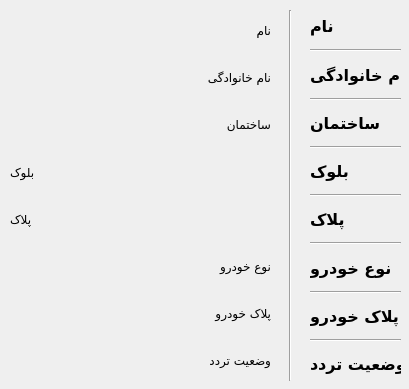
Old version of the form gui/residentView.ui in the repository oaacUis/tesis-colombian-plate-recognition.
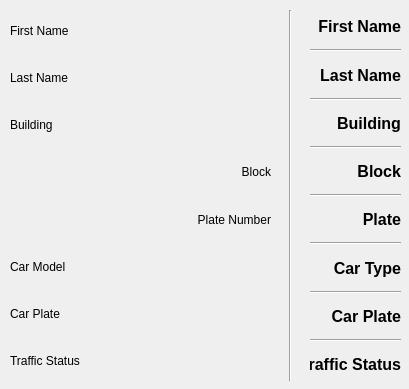
New version of the form.

```diff
--- a/gui/residentView.ui
+++ b/gui/residentView.ui
@@ -31,14 +31,14 @@
                         <widget class="QLabel" name="labelFname">
                             <property name="font">
                                 <font>
-                                    <family>B Yekan</family>
+                                    <family>Arial</family>
                                 </font>
                             </property>
                             <property name="layoutDirection">
                                 <enum>Qt::RightToLeft</enum>
                             </property>
                             <property name="text">
-                                <string>نام</string>
+                                <string>First Name</string>
                             </property>
                             <property name="alignment">
                                 <set>Qt::AlignLeading|Qt::AlignLeft|Qt::AlignVCenter</set>
@@ -49,11 +49,11 @@
                         <widget class="QLabel" name="labelLname">
                             <property name="font">
                                 <font>
-                                    <family>B Yekan</family>
+                                    <family>Arial</family>
                                 </font>
                             </property>
                             <property name="text">
-                                <string>نام خانوادگی</string>
+                                <string>Last Name</string>
                             </property>
                             <property name="alignment">
                                 <set>Qt::AlignLeading|Qt::AlignLeft|Qt::AlignVCenter</set>
@@ -64,11 +64,11 @@
                         <widget class="QLabel" name="labelBuilding">
                             <property name="font">
                                 <font>
-                                    <family>B Yekan</family>
+                                    <family>Arial</family>
                                 </font>
                             </property>
                             <property name="text">
-                                <string>ساختمان</string>
+                                <string>Building</string>
                             </property>
                             <property name="alignment">
                                 <set>Qt::AlignLeading|Qt::AlignLeft|Qt::AlignVCenter</set>
@@ -79,14 +79,14 @@
                         <widget class="QLabel" name="labelBlock">
                             <property name="font">
                                 <font>
-                                    <family>B Yekan</family>
+                                    <family>Arial</family>
                                 </font>
                             </property>
                             <property name="layoutDirection">
                                 <enum>Qt::LeftToRight</enum>
                             </property>
                             <property name="text">
-                                <string>بلوک</string>
+                                <string>Block</string>
                             </property>
                             <property name="alignment">
                                 <set>Qt::AlignRight|Qt::AlignTrailing|Qt::AlignVCenter</set>
@@ -97,11 +97,11 @@
                         <widget class="QLabel" name="labelNum">
                             <property name="font">
                                 <font>
-                                    <family>B Yekan</family>
+                                    <family>Arial</family>
                                 </font>
                             </property>
                             <property name="text">
-                                <string>پلاک</string>
+                                <string>Plate Number</string>
                             </property>
                             <property name="alignment">
                                 <set>Qt::AlignRight|Qt::AlignTrailing|Qt::AlignVCenter</set>
@@ -112,11 +112,11 @@
                         <widget class="QLabel" name="labelCarModel">
                             <property name="font">
                                 <font>
-                                    <family>B Yekan</family>
+                                    <family>Arial</family>
                                 </font>
                             </property>
                             <property name="text">
-                                <string>نوع خودرو</string>
+                                <string>Car Model</string>
                             </property>
                             <property name="alignment">
                                 <set>Qt::AlignLeading|Qt::AlignLeft|Qt::AlignVCenter</set>
@@ -127,11 +127,11 @@
                         <widget class="QLabel" name="labelPlateNum">
                             <property name="font">
                                 <font>
-                                    <family>B Yekan</family>
+                                    <family>Arial</family>
                                 </font>
                             </property>
                             <property name="text">
-                                <string>پلاک خودرو</string>
+                                <string>Car Plate</string>
                             </property>
                             <property name="alignment">
                                 <set>Qt::AlignLeading|Qt::AlignLeft|Qt::AlignVCenter</set>
@@ -142,11 +142,11 @@
                         <widget class="QLabel" name="labelStatus">
                             <property name="font">
                                 <font>
-                                    <family>B Yekan</family>
+                                    <family>Arial</family>
                                 </font>
                             </property>
                             <property name="text">
-                                <string>وضعیت تردد</string>
+                                <string>Traffic Status</string>
                             </property>
                             <property name="alignment">
                                 <set>Qt::AlignLeading|Qt::AlignLeft|Qt::AlignVCenter</set>
@@ -169,7 +169,7 @@
                         <widget class="QLabel" name="label_4">
                             <property name="font">
                                 <font>
-                                    <family>B Yekan</family>
+                                    <family>Arial</family>
                                     <pointsize>12</pointsize>
                                     <weight>75</weight>
                                     <bold>true</bold>
@@ -179,7 +179,7 @@
                                 <enum>Qt::LeftToRight</enum>
                             </property>
                             <property name="text">
-                                <string>نام</string>
+                                <string>First Name</string>
                             </property>
                             <property name="alignment">
                                 <set>Qt::AlignRight|Qt::AlignTrailing|Qt::AlignVCenter</set>
@@ -197,7 +197,7 @@
                         <widget class="QLabel" name="label_10">
                             <property name="font">
                                 <font>
-                                    <family>B Yekan</family>
+                                    <family>Arial</family>
                                     <pointsize>12</pointsize>
                                     <weight>75</weight>
                                     <bold>true</bold>
@@ -207,7 +207,7 @@
                                 <enum>Qt::LeftToRight</enum>
                             </property>
                             <property name="text">
-                                <string>نام خانوادگی</string>
+                                <string>Last Name</string>
                             </property>
                             <property name="alignment">
                                 <set>Qt::AlignRight|Qt::AlignTrailing|Qt::AlignVCenter</set>
@@ -225,7 +225,7 @@
                         <widget class="QLabel" name="label_2">
                             <property name="font">
                                 <font>
-                                    <family>B Yekan</family>
+                                    <family>Arial</family>
                                     <pointsize>12</pointsize>
                                     <weight>75</weight>
                                     <bold>true</bold>
@@ -235,7 +235,7 @@
                                 <enum>Qt::LeftToRight</enum>
                             </property>
                             <property name="text">
-                                <string>ساختمان</string>
+                                <string>Building</string>
                             </property>
                             <property name="alignment">
                                 <set>Qt::AlignRight|Qt::AlignTrailing|Qt::AlignVCenter</set>
@@ -253,7 +253,7 @@
                         <widget class="QLabel" name="label_8">
                             <property name="font">
                                 <font>
-                                    <family>B Yekan</family>
+                                    <family>Arial</family>
                                     <pointsize>12</pointsize>
                                     <weight>75</weight>
                                     <bold>true</bold>
@@ -263,7 +263,7 @@
                                 <enum>Qt::LeftToRight</enum>
                             </property>
                             <property name="text">
-                                <string>بلوک</string>
+                                <string>Block</string>
                             </property>
                             <property name="alignment">
                                 <set>Qt::AlignRight|Qt::AlignTrailing|Qt::AlignVCenter</set>
@@ -281,7 +281,7 @@
                         <widget class="QLabel" name="label_7">
                             <property name="font">
                                 <font>
-                                    <family>B Yekan</family>
+                                    <family>Arial</family>
                                     <pointsize>12</pointsize>
                                     <weight>75</weight>
                                     <bold>true</bold>
@@ -291,7 +291,7 @@
                                 <enum>Qt::LeftToRight</enum>
                             </property>
                             <property name="text">
-                                <string>پلاک</string>
+                                <string>Plate</string>
                             </property>
                             <property name="alignment">
                                 <set>Qt::AlignRight|Qt::AlignTrailing|Qt::AlignVCenter</set>
@@ -309,7 +309,7 @@
                         <widget class="QLabel" name="label_6">
                             <property name="font">
                                 <font>
-                                    <family>B Yekan</family>
+                                    <family>Arial</family>
                                     <pointsize>12</pointsize>
                                     <weight>75</weight>
                                     <bold>true</bold>
@@ -319,7 +319,7 @@
                                 <enum>Qt::LeftToRight</enum>
                             </property>
                             <property name="text">
-                                <string>نوع خودرو</string>
+                                <string>Car Type</string>
                             </property>
                             <property name="alignment">
                                 <set>Qt::AlignRight|Qt::AlignTrailing|Qt::AlignVCenter</set>
@@ -337,7 +337,7 @@
                         <widget class="QLabel" name="label_5">
                             <property name="font">
                                 <font>
-                                    <family>B Yekan</family>
+                                    <family>Arial</family>
                                     <pointsize>12</pointsize>
                                     <weight>75</weight>
                                     <bold>true</bold>
@@ -347,7 +347,7 @@
                                 <enum>Qt::LeftToRight</enum>
                             </property>
                             <property name="text">
-                                <string>پلاک خودرو</string>
+                                <string>Car Plate</string>
                             </property>
                             <property name="alignment">
                                 <set>Qt::AlignRight|Qt::AlignTrailing|Qt::AlignVCenter</set>
@@ -365,7 +365,7 @@
                         <widget class="QLabel" name="label_3">
                             <property name="font">
                                 <font>
-                                    <family>B Yekan</family>
+                                    <family>Arial</family>
                                     <pointsize>12</pointsize>
                                     <weight>75</weight>
                                     <bold>true</bold>
@@ -375,7 +375,7 @@
                                 <enum>Qt::LeftToRight</enum>
                             </property>
                             <property name="text">
-                                <string>وضعیت تردد</string>
+                                <string>Traffic Status</string>
                             </property>
                             <property name="alignment">
                                 <set>Qt::AlignRight|Qt::AlignTrailing|Qt::AlignVCenter</set>
```
Left out of the diff: 2 changed lines with no effect on the pictures.
